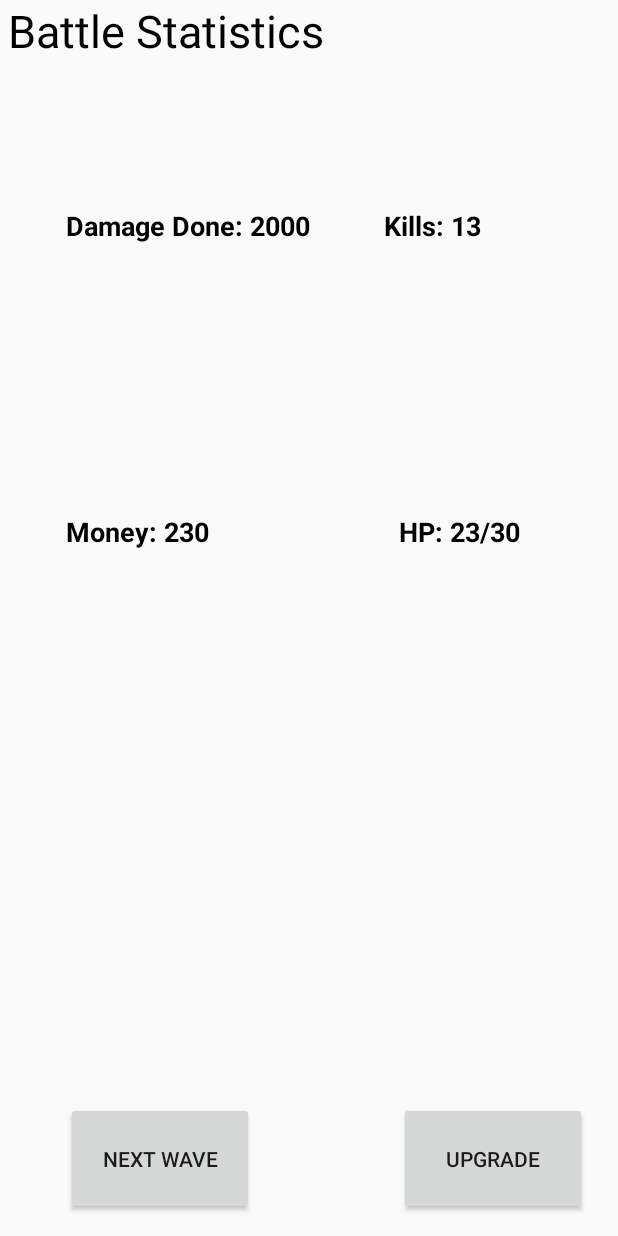
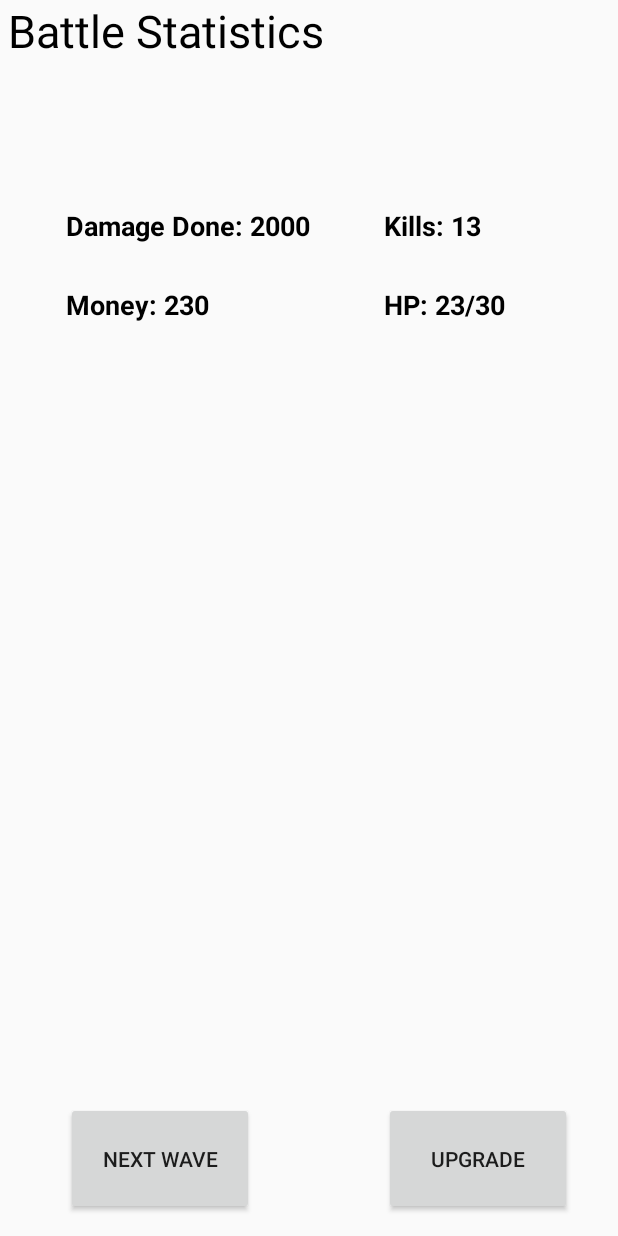
Before and after one commit to AlbertoV10/Castle-Defense, an Android app: the EndOfRoundActivity screen opened directly, with no data from a screen before it, on a phone screen of 412 x 824 dp. Run offline under Robolectric (Android 15) with nearby library versions, the phone set to English and light mode, and no system bars.

Commit message:
Fixed battle statistics layout
Fixed crashing when switching to the battle statistics layout

```diff
--- a/CastleDefense/app/src/main/java/com/example/alber/castledefense/EndOfRoundActivity.java
+++ b/CastleDefense/app/src/main/java/com/example/alber/castledefense/EndOfRoundActivity.java
@@ -11,10 +11,10 @@ public class EndOfRoundActivity extends AppCompatActivity {
 
     @Override
     protected void onCreate(Bundle savedInstanceState) {
-
-        mUpgradeButton = (Button) findViewById(R.id.to_upgrade_button);
         super.onCreate(savedInstanceState);
         setContentView(R.layout.activity_end_of_round);
+        mUpgradeButton = (Button) findViewById(R.id.to_upgrade_button);
+
 
         mUpgradeButton.setOnClickListener(new View.OnClickListener() {
             @Override
--- a/CastleDefense/app/src/main/res/layout/activity_end_of_round.xml
+++ b/CastleDefense/app/src/main/res/layout/activity_end_of_round.xml
@@ -34,9 +34,7 @@
             android:layout_alignLeft="@+id/textView2"
             android:layout_alignStart="@+id/textView2"
             android:layout_below="@+id/textView2"
-            android:layout_marginLeft="10dp"
-            android:layout_marginStart="10dp"
-            android:layout_marginTop="179dp"
+            android:layout_marginTop="28dp"
             android:text="HP: 23/30"
             android:textColor="@android:color/background_dark"
             android:textSize="18sp"
```
